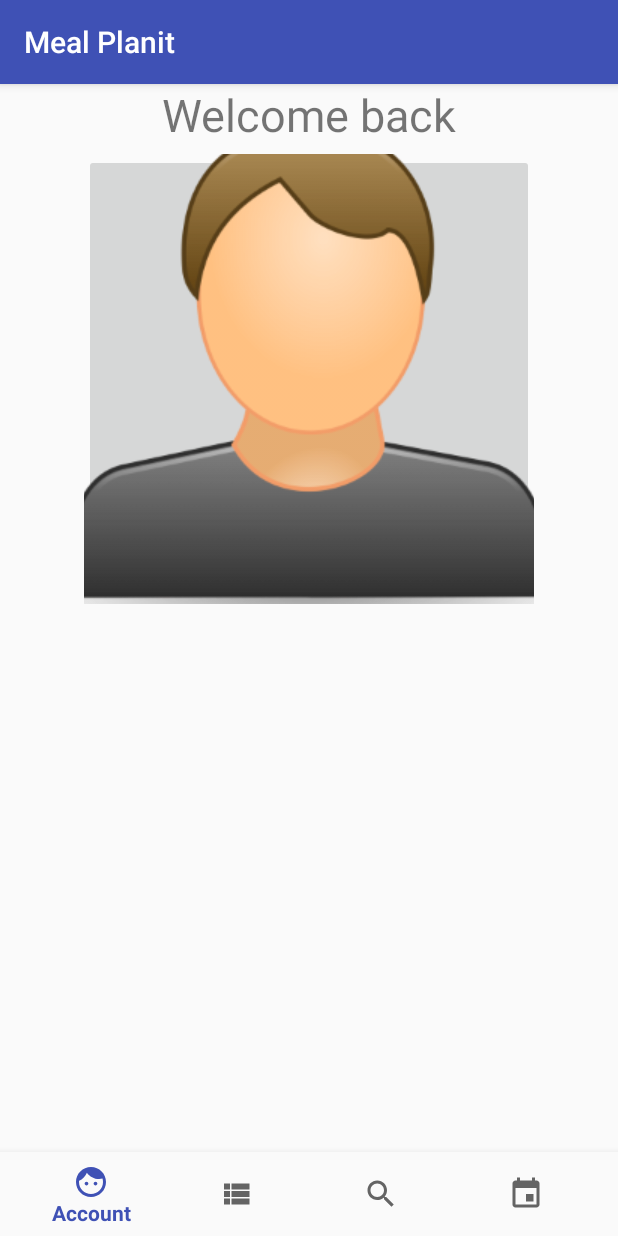
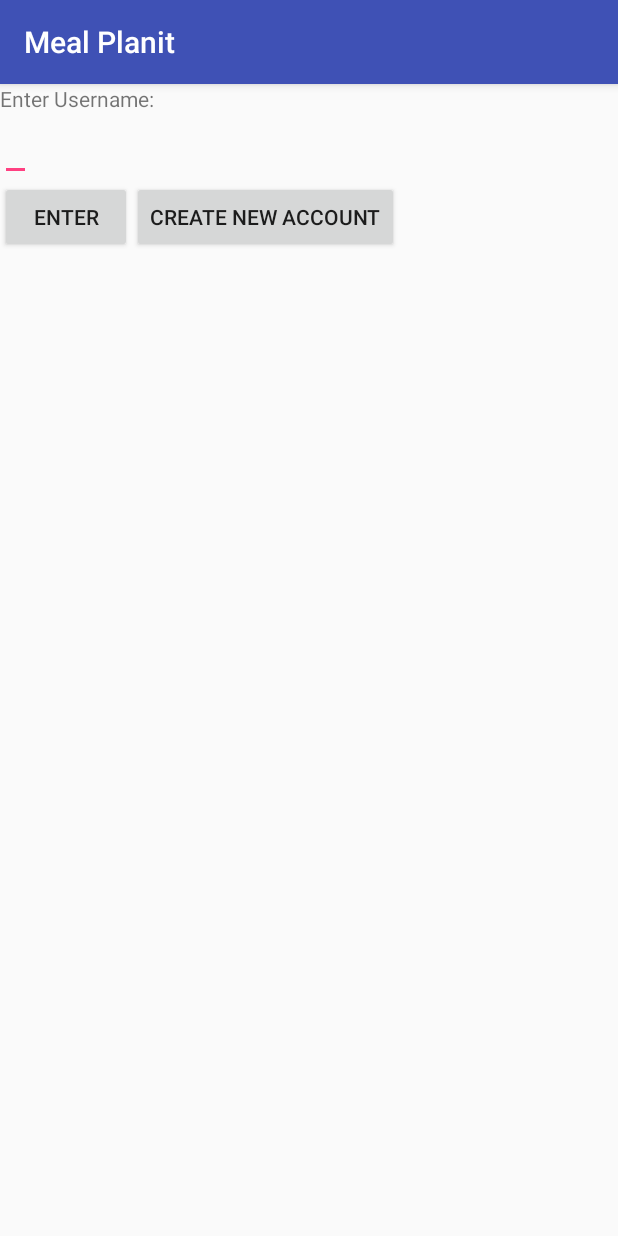
Before and after one commit to DonnyStout/meal_planit, an Android app: the screen it shows after launch (MainActivity before the commit, LoginActivity after it), on a phone screen of 412 x 824 dp. Run offline under Robolectric (Android 15) with nearby library versions, the light colour scheme and no system bars; our stand-ins replace Room's generated code; libraries missing offline, so code that uses them is left out: android.arch.persistence, com.facebook.stetho; 1 statement that could not run was skipped.

Commit message:
fixed diet model, added method to populate database with diet and restriction options.

```diff
--- a/app/src/main/java/edu/cnm/deepdive/mealplanit/Dao/PersonDao.java
+++ b/app/src/main/java/edu/cnm/deepdive/mealplanit/Dao/PersonDao.java
@@ -7,9 +7,14 @@ import android.arch.persistence.room.Query;
 import android.arch.persistence.room.Update;
 import edu.cnm.deepdive.mealplanit.models.Person;
 
+import java.util.List;
+
 @Dao
 public interface PersonDao {
 
+
+    @Query("SELECT * FROM person")
+    List<Person> getAll();
 
     @Query("SELECT * FROM person WHERE first_name LIKE :firstName LIMIT 1")
     Person findFirstName(String firstName);
--- a/app/src/main/java/edu/cnm/deepdive/mealplanit/Dao/RestrictionDao.java
+++ b/app/src/main/java/edu/cnm/deepdive/mealplanit/Dao/RestrictionDao.java
@@ -10,8 +10,8 @@ import edu.cnm.deepdive.mealplanit.models.Restriction;
 @Dao
 public interface RestrictionDao {
 
-    @Query("SELECT * FROM restriction WHERE excluded_ingredients LIKE :excludedIngredients LIMIT 1")
-    Restriction findExcludedIngredients(String excludedIngredients);
+    @Query("SELECT * FROM restriction WHERE allergies LIKE :allergies LIMIT 1")
+    Restriction findAllergies(String allergies);
 
     @Insert
     long insert(Restriction restriction);
--- /dev/null
+++ b/app/src/main/java/edu/cnm/deepdive/mealplanit/LoginActivity.java
@@ -0,0 +1,97 @@
+package edu.cnm.deepdive.mealplanit;
+
+import android.arch.persistence.db.SupportSQLiteDatabase;
+import android.arch.persistence.room.Room;
+import android.arch.persistence.room.RoomDatabase;
+import android.content.Intent;
+import android.support.annotation.NonNull;
+import android.support.design.internal.BottomNavigationItemView;
+import android.support.design.widget.Snackbar;
+import android.support.transition.FragmentTransitionSupport;
+import android.support.v4.app.FragmentTransaction;
+import android.support.v7.app.AppCompatActivity;
+import android.os.Bundle;
+import android.view.View;
+import android.widget.Button;
+import android.widget.EditText;
+import edu.cnm.deepdive.mealplanit.Dao.PersonDao;
+import edu.cnm.deepdive.mealplanit.db.MealDatabase;
+import edu.cnm.deepdive.mealplanit.models.Person;
+import layout.CreateAccountFragment;
+
+import java.util.concurrent.Executors;
+
+public class LoginActivity extends AppCompatActivity implements View.OnClickListener {
+
+
+    private Person person = new Person();
+    private EditText login;
+    private PersonDao persondao;
+    private MealDatabase database;
+    private Button enter;
+    private Button create;
+    private Snackbar snack;
+
+
+    @Override
+    protected void onCreate(Bundle savedInstanceState) {
+        super.onCreate(savedInstanceState);
+        setContentView(R.layout.activity_login);
+        enter = findViewById(R.id.login_button);
+        enter.setOnClickListener(this);
+        create = findViewById(R.id.create_button);
+        create.setOnClickListener(this);
+        login = findViewById(R.id.login_field);
+    }
+
+
+    public void userLogin(String username) {
+        persondao = database.personDao();
+        person = persondao.findUsername(username);
+    }
+
+
+    public MealDatabase getDatabase() {
+        if (database == null) {
+            database = Room.databaseBuilder
+                    (getApplicationContext(), MealDatabase.class, "mealdatabase").addCallback(new RoomDatabase.Callback() {
+                @Override
+                public void onCreate(@NonNull final SupportSQLiteDatabase data) {
+                    super.onCreate(data);
+                    Executors.newSingleThreadScheduledExecutor().execute(new Runnable() {
+                        @Override
+                        public void run() {
+                            data.execSQL("INSERT INTO restriction (allergies) VALUES ('Dairy'), ('Egg'), ('Gluten'), ('Grains'), ('Peanut')" +
+                                            "('Seafood'), ('Sesame'), ('Shellfish'), ('Soy'), ('Tree Nut'), ('Wheat')");
+                                    data.execSQL("INSERT INTO diet (diet_type) VALUES ('No Diet'), ('Lacto Vegetarian'), " +
+                                            "('Ovo Vegetarian'), ('Paleo'), ('Primal')" +
+                                            "('Pescetarian'), ('Vegan'), ('Vegetarian'), ('Ketogenic'), ('Whole 30'");
+                        }
+                    });
+                }
+            }).build();
+        }
+
+
+        return database;
+    }
+
+
+
+    @Override
+    public void onClick(View v) {
+        if (enter.getId() == v.getId() && person.equals(login.getText().toString())) {
+            Intent intent = new Intent(this, MainActivity.class);
+            startActivity(intent);
+        }
+        else if (create.getId() == v.getId()) {
+            FragmentTransaction transitionSupport = getSupportFragmentManager().beginTransaction();
+            CreateAccountFragment createAccountFragment = new CreateAccountFragment();
+            transitionSupport.replace(R.id.box, createAccountFragment).commit();
+        } else {
+            snack = Snackbar.make(findViewById(R.id.coordinator_layout), "Username not found", Snackbar.LENGTH_LONG);
+            snack.show();
+        }
+    }
+
+}
--- a/app/src/main/java/edu/cnm/deepdive/mealplanit/MainActivity.java
+++ b/app/src/main/java/edu/cnm/deepdive/mealplanit/MainActivity.java
@@ -1,17 +1,13 @@
 package edu.cnm.deepdive.mealplanit;
 
-import android.app.FragmentTransaction;
 import android.arch.persistence.room.Room;
 import android.os.Bundle;
 import android.support.annotation.NonNull;
 import android.support.design.widget.BottomNavigationView;
 import android.support.v7.app.AppCompatActivity;
 import android.view.MenuItem;
-import android.view.View;
-import android.widget.GridLayout;
-import android.widget.TableLayout;
-import android.widget.TableRow;
 import android.widget.TextView;
+import edu.cnm.deepdive.mealplanit.db.MealDatabase;
 import layout.AccountFragment;
 import layout.BrowseFragment;
 import layout.CalendarFragment;
--- a/app/src/main/java/edu/cnm/deepdive/mealplanit/MealDatabase.java
+++ b/app/src/main/java/edu/cnm/deepdive/mealplanit/db/MealDatabase.java
@@ -1,4 +1,4 @@
-package edu.cnm.deepdive.mealplanit;
+package edu.cnm.deepdive.mealplanit.db;
 
 
 import android.arch.persistence.room.Database;
@@ -11,7 +11,7 @@ import edu.cnm.deepdive.mealplanit.models.*;
 
 @TypeConverters({DateTypeConverter.class})
 @Database(entities = {Diet.class, Person.class, Plan.class, Restriction.class,
-PersonRestriction.class, PlanRestriction.class}, version = 1)
+PersonRestriction.class, PlanRestriction.class}, version = 1, exportSchema = true)
 public abstract class MealDatabase extends RoomDatabase {
 
     public abstract DietDao dietDao();
--- a/app/src/main/java/edu/cnm/deepdive/mealplanit/models/Diet.java
+++ b/app/src/main/java/edu/cnm/deepdive/mealplanit/models/Diet.java
@@ -4,6 +4,7 @@ package edu.cnm.deepdive.mealplanit.models;
 import android.arch.persistence.room.ColumnInfo;
 import android.arch.persistence.room.Entity;
 import android.arch.persistence.room.PrimaryKey;
+import android.support.annotation.NonNull;
 
 @Entity
 public class Diet {
@@ -13,8 +14,13 @@ public class Diet {
     @ColumnInfo(name = "diet_id")
     private long dietId;
 
+
     @ColumnInfo(name = "diet_type")
     private String dietType;
+
+    @ColumnInfo(name = "diet_type-url")
+    private String dietTypeUrl;
+
 
 
     public long getDietId() {
--- a/app/src/main/java/edu/cnm/deepdive/mealplanit/models/Person.java
+++ b/app/src/main/java/edu/cnm/deepdive/mealplanit/models/Person.java
@@ -2,8 +2,15 @@ package edu.cnm.deepdive.mealplanit.models;
 
 
 import android.arch.persistence.room.*;
+import android.support.annotation.NonNull;
+import static android.arch.persistence.room.ForeignKey.CASCADE;
 
-@Entity(indices = {@Index(value = {"username"}, unique = true)})
+@Entity(indices = {@Index(value = {"username"}, unique = true)},
+        foreignKeys = {@ForeignKey(entity = Diet.class,
+                parentColumns = "person_id",
+                childColumns = "person_id",
+                onDelete = CASCADE)})
+
 
 public class Person {
 
@@ -12,17 +19,23 @@ public class Person {
     @ColumnInfo(name = "person_id")
     private long personId;
 
-    @ColumnInfo(name = "first_name")
+    @NonNull
+    @ColumnInfo(name = "first_name", collate = ColumnInfo.NOCASE)
     private String firstName;
 
-    @ColumnInfo(name = "last_name")
+    @NonNull
+    @ColumnInfo(name = "last_name", collate = ColumnInfo.NOCASE)
     private String lastName;
 
-    @ColumnInfo(name = "username")
+    @NonNull
+    @ColumnInfo(name = "username", collate = ColumnInfo.NOCASE)
     private String username;
 
     @ColumnInfo(name = "calories_per_day")
     private long caloriesPerDay;
+
+    @ColumnInfo(name = "diet_id")
+    private long dietId;
 
     public long getPersonId() {
         return personId;
--- a/app/src/main/java/layout/AccountFragment.java
+++ b/app/src/main/java/layout/AccountFragment.java
@@ -67,8 +67,8 @@ public class AccountFragment extends Fragment implements View.OnClickListener {
 
 
         public void text() {
-            Person bob = ((MainActivity) getActivity()).getDatabase().personDao()
-                    .findFirstName("Bob");
+//            Person person = ((MainActivity) getActivity()).getDatabase().personDao()
+//                    .findFirstName();
 
         }
 
--- /dev/null
+++ b/app/src/main/res/layout/activity_login.xml
@@ -0,0 +1,54 @@
+<?xml version="1.0" encoding="utf-8"?>
+<android.support.design.widget.CoordinatorLayout
+        xmlns:android="http://schemas.android.com/apk/res/android"
+        xmlns:tools="http://schemas.android.com/tools"
+        xmlns:app="http://schemas.android.com/apk/res-auto"
+        android:id="@+id/coordinator_layout"
+        android:layout_width="match_parent"
+        android:layout_height="match_parent"
+        android:orientation="vertical"
+        tools:context="edu.cnm.deepdive.mealplanit.LoginActivity">
+
+    <LinearLayout
+            android:id="@+id/box"
+            android:layout_width="match_parent"
+            android:layout_height="wrap_content"
+            android:orientation="vertical">
+
+    <TextView
+            android:id="@+id/login_text"
+            android:layout_width="wrap_content"
+            android:layout_height="wrap_content"
+            android:text="Enter Username:"
+    />
+
+    <EditText
+            android:id="@+id/login_field"
+            android:layout_width="wrap_content"
+              android:layout_height="wrap_content"/>
+
+
+
+    <LinearLayout
+            android:layout_width="match_parent"
+            android:layout_height="wrap_content">
+
+    <Button
+            android:id="@+id/login_button"
+            android:layout_width="wrap_content"
+            android:layout_height="wrap_content"
+            android:text="enter"
+    />
+
+        <Button
+                android:id="@+id/create_button"
+                android:layout_width="wrap_content"
+                android:layout_height="wrap_content"
+                android:text="Create new account"
+        />
+
+    </LinearLayout>
+
+    </LinearLayout>
+
+</android.support.design.widget.CoordinatorLayout>
```
Also changed, not shown: app/build.gradle (+9 -1 lines), app/src/main/AndroidManifest.xml (+11 -5 lines), app/src/main/java/edu/cnm/deepdive/mealplanit/models/Plan.java (+9 -2 lines), app/src/main/java/edu/cnm/deepdive/mealplanit/models/Restriction.java (+7 -8 lines), app/src/main/java/layout/CreateAccountFragment.java (added, +97 -0 lines), app/src/main/java/layout/FailedLoginFragment.java (added, +31 -0 lines), app/src/main/res/layout/fragment_create_account.xml (added, +77 -0 lines), app/src/main/res/layout/fragment_failed_login.xml (added, +13 -0 lines), app/src/main/res/values/strings.xml (+15 -0 lines), 1 other file.
